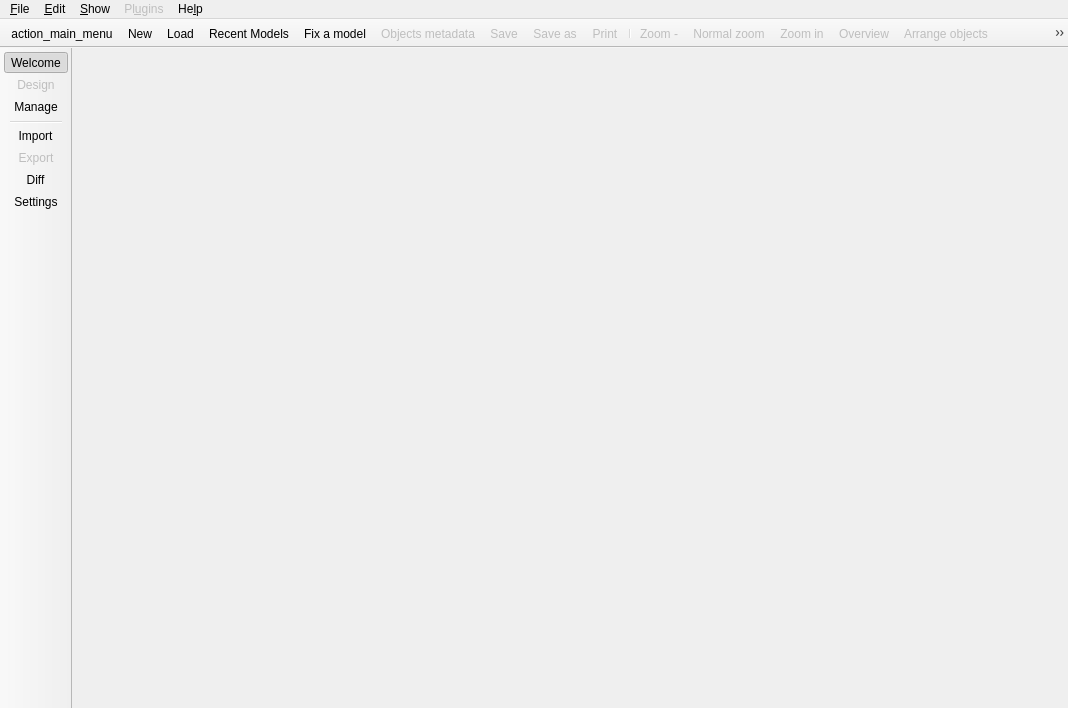
First picture: the form in libpgmodeler_ui/ui/mainwindow.ui, repository pgmodeler/pgmodeler, before the edit.
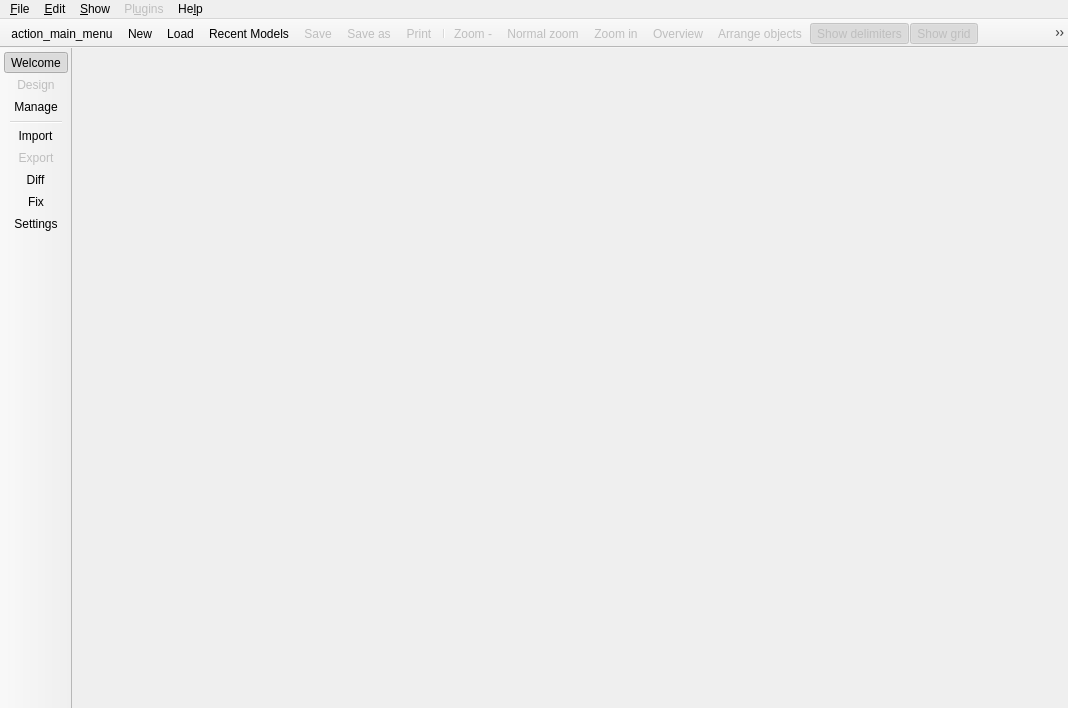
Second picture: the form after the edit. Icons and pictures are not drawn.

Commit message: Moved the 'Fix model' and 'Objects metadata' actions to the general toolbar (left) at main window.

```diff
--- a/libpgmodeler_ui/ui/mainwindow.ui
+++ b/libpgmodeler_ui/ui/mainwindow.ui
@@ -859,6 +859,7 @@
    <addaction name="action_import"/>
    <addaction name="action_export"/>
    <addaction name="action_diff"/>
+   <addaction name="action_fix"/>
    <addaction name="action_configuration"/>
   </widget>
   <widget class="QToolBar" name="control_tb">
@@ -914,8 +915,6 @@
    <addaction name="action_new_model"/>
    <addaction name="action_load_model"/>
    <addaction name="action_recent_models"/>
-   <addaction name="action_fix_model"/>
-   <addaction name="action_handle_metadata"/>
    <addaction name="action_save_model"/>
    <addaction name="action_save_as"/>
    <addaction name="action_print"/>
@@ -1374,7 +1373,10 @@
      <normaloff>:/icones/icones/fixobject.png</normaloff>:/icones/icones/fixobject.png</iconset>
    </property>
    <property name="text">
-    <string>&amp;Fix a model</string>
+    <string>&amp;Model structure</string>
+   </property>
+   <property name="toolTip">
+    <string>Performs the model structure fix routine</string>
    </property>
   </action>
   <action name="action_update_found">
@@ -1600,6 +1602,15 @@
     <string>Addition action over the model</string>
    </property>
   </action>
+  <action name="action_fix">
+   <property name="icon">
+    <iconset resource="../res/resources.qrc">
+     <normaloff>:/icones/icones/fix.png</normaloff>:/icones/icones/fix.png</iconset>
+   </property>
+   <property name="text">
+    <string>Fix</string>
+   </property>
+  </action>
  </widget>
  <tabstops>
   <tabstop>models_tbw</tabstop>
```
Left out of the diff: 4 changed lines with no effect on the pictures. The commit also changes 5 other files.
